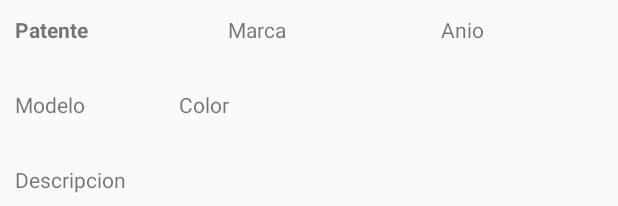
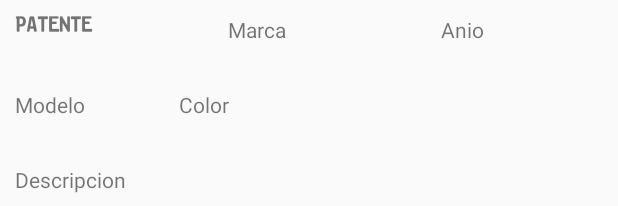
Before and after one commit to jccquinones/WatchDog-App, an Android app: the layout row_vehiculo.xml on its own in the app's theme, with its tools: preview values and no code run, on a phone screen of 412 x 824 dp. Shown: the top 206 px of the screen. Run offline under Robolectric (Android 15) with nearby library versions, the phone set to English and light mode, and no system bars.

Commit message:
Added: EuroPlate font para patentes

```diff
--- a/app/src/main/res/layout/row_vehiculo.xml
+++ b/app/src/main/res/layout/row_vehiculo.xml
@@ -15,6 +15,7 @@
         android:layout_marginTop="10dp"
         android:text="Patente"
         android:textStyle="bold"
+        android:fontFamily="@font/EuroPlate"
         app:layout_constraintStart_toStartOf="parent"
         app:layout_constraintTop_toTopOf="parent" />
 
```
Also changed, not shown: app/src/main/res/font/font.xml (added, +7 -0 lines), app/src/main/res/font/EuroPlate.ttf (added).
